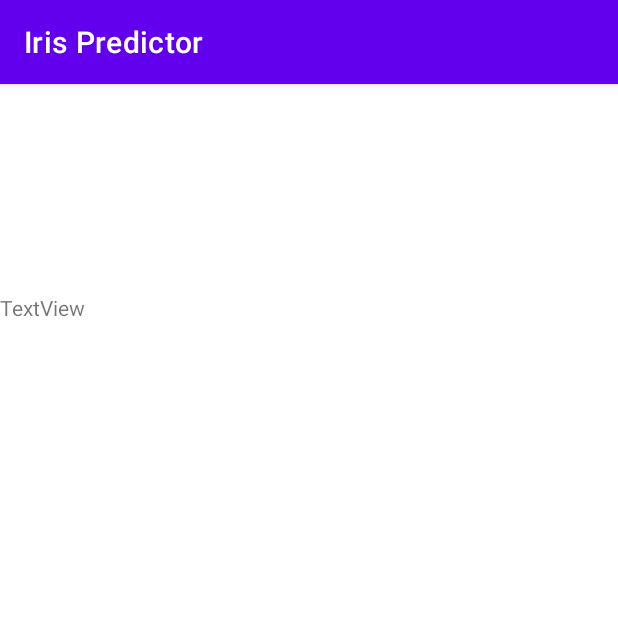
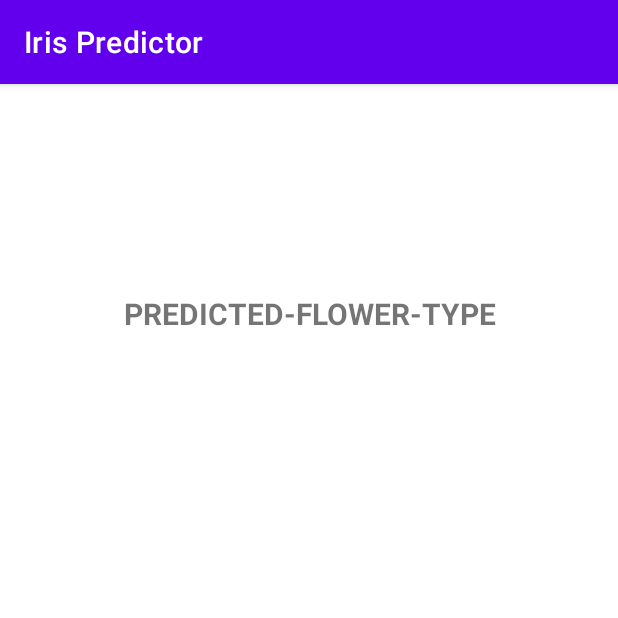
Before and after one commit to Shivavermasv/ML_Model_prototype, an Android app: the Result screen opened directly, with no data from a screen before it, on a phone screen of 412 x 824 dp, the top half of it. Run offline under Robolectric (Android 15) with nearby library versions, the light colour scheme and no system bars; 1 statement that could not run was skipped.

Commit message:
change 2

```diff
--- a/app/src/main/res/layout/activity_result.xml
+++ b/app/src/main/res/layout/activity_result.xml
@@ -32,7 +32,10 @@
         android:id="@+id/textView2"
         android:layout_width="0dp"
         android:layout_height="27dp"
-        android:text="TextView"
+        android:text="PREDICTED-FLOWER-TYPE"
+        android:textAlignment="center"
+        android:textSize="20sp"
+        android:textStyle="bold"
         app:layout_constraintBottom_toTopOf="@+id/result"
         app:layout_constraintEnd_toEndOf="parent"
         app:layout_constraintHorizontal_bias="0.0"
```
